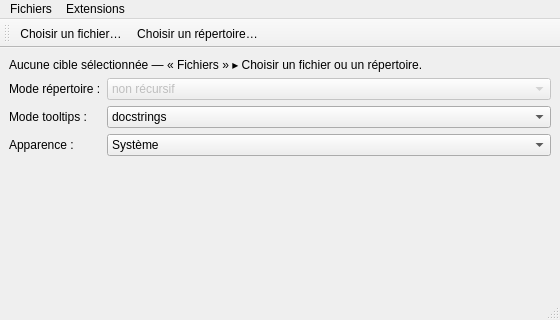
Qt form src/media_restorer/views/root.ui (lolo26130/media_restorer) before a commit.
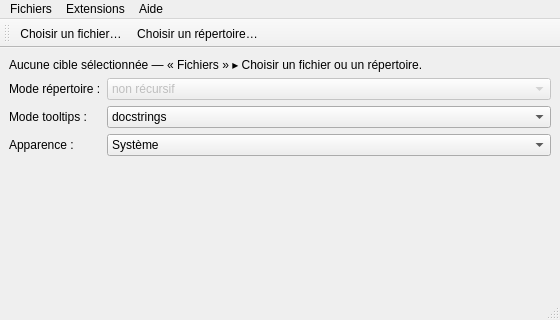
The same form after that commit. Icons and pictures are not drawn.

Commit message: ajout menu aide, bugs corrigés

```diff
--- a/src/media_restorer/views/root.ui
+++ b/src/media_restorer/views/root.ui
@@ -147,8 +147,15 @@
      <string>Extensions</string>
     </property>
    </widget>
+   <widget class="QMenu" name="menuAide">
+    <property name="title">
+     <string>Aide</string>
+    </property>
+    <addaction name="actionHelp"/>
+   </widget>
    <addaction name="menuFichiers"/>
    <addaction name="menuExtensions"/>
+   <addaction name="menuAide"/>
   </widget>
   <widget class="QStatusBar" name="statusbar"/>
   <widget class="QToolBar" name="toolBar">
```
Left out of the diff: 11 changed lines with no effect on the pictures. The commit also changes 3 other files.
